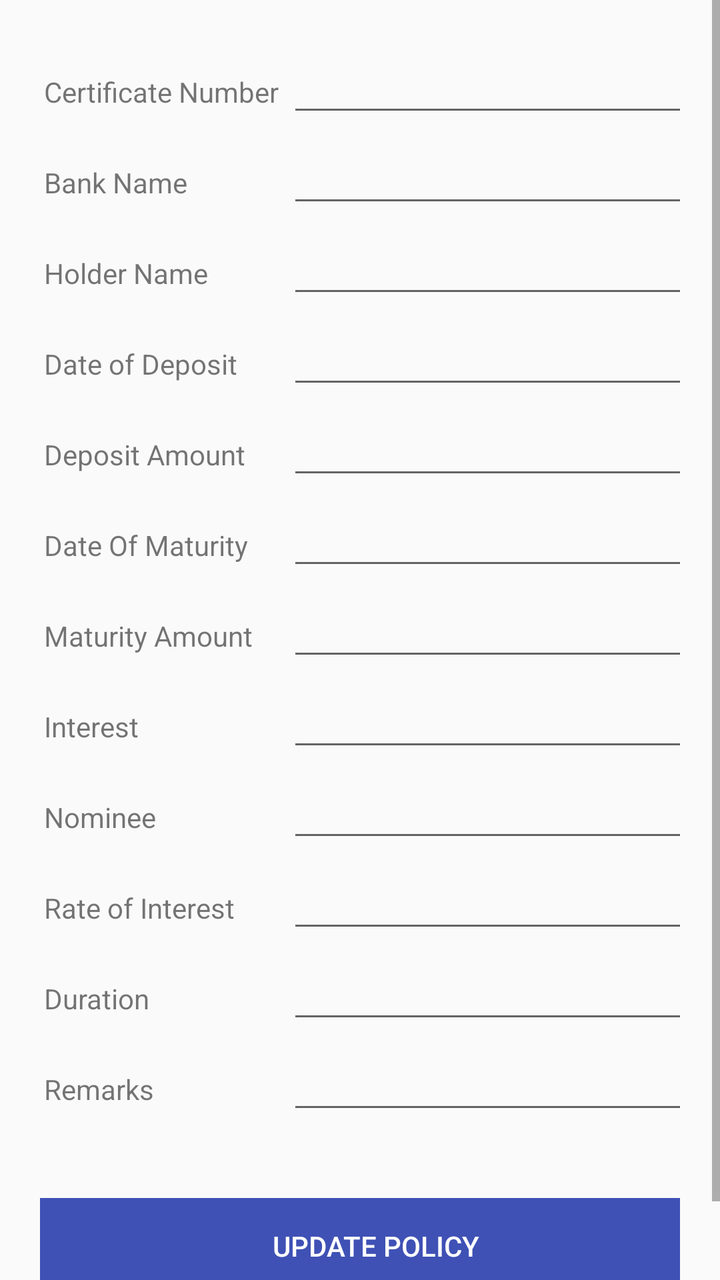
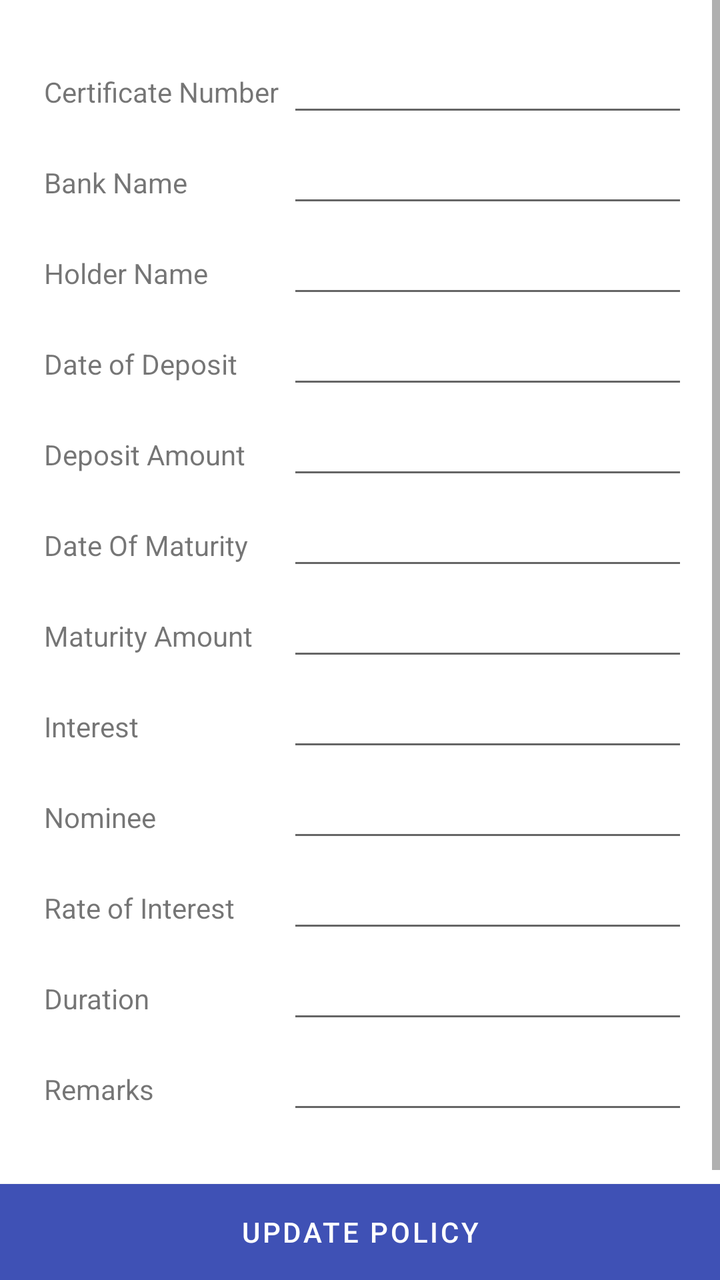

An Android layout rendered at two revisions. The XML below is the earlier revision; the diff shows what the commit changed to produce the second picture.
<!-- AndroidManifest.xml: application theme AppTheme -->
<!-- res/layout/activity_edit_policy.xml -->
<?xml version="1.0" encoding="utf-8"?>

<RelativeLayout xmlns:android="http://schemas.android.com/apk/res/android"
    android:layout_width="match_parent"
    android:layout_height="match_parent"
    android:fitsSystemWindows="true">

    <ScrollView
        android:layout_width="match_parent"
        android:layout_height="match_parent">

        <TableLayout
            android:layout_width="wrap_content"
            android:layout_height="wrap_content"
            android:layout_alignParentTop="true"
            android:layout_centerHorizontal="true"
            android:layout_margin="20dp">

            <TableRow
                android:layout_width="match_parent"
                android:layout_height="match_parent"
                android:visibility="visible">


                <TextView

                    android:layout_width="wrap_content"
                    android:layout_height="wrap_content"
                    android:layout_margin="2dp"
                    android:text="Certificate Number"
                    android:visibility="visible" />

                <EditText
                    android:id="@+id/certificateNumber"
                    android:layout_width="wrap_content"
                    android:layout_height="wrap_content"
                    android:layout_margin="2dp"
                    android:ems="10"
                    android:inputType="textPersonName"
                    android:visibility="visible" />

            </TableRow>

            <TableRow
                android:layout_width="match_parent"
                android:layout_height="match_parent"
                android:visibility="visible">


                <TextView

                    android:layout_width="wrap_content"
                    android:layout_height="wrap_content"
                    android:layout_margin="2dp"
                    android:text="Bank Name"
                    android:visibility="visible" />

                <EditText
                    android:id="@+id/bankName"
                    android:layout_width="wrap_content"
                    android:layout_height="wrap_content"
                    android:layout_margin="2dp"
                    android:ems="10"
                    android:inputType="textPersonName"
                    android:visibility="visible" />

            </TableRow>

            <TableRow
                android:layout_width="match_parent"
                android:layout_height="match_parent"
                android:visibility="visible">


                <TextView
                    android:id="@+id/asdasd"
                    android:layout_width="wrap_content"
                    android:layout_height="wrap_content"
                    android:layout_margin="2dp"
                    android:text="Holder Name" />

                <EditText
                    android:id="@+id/holder"
                    android:layout_width="wrap_content"
                    android:layout_height="wrap_content"
                    android:layout_margin="2dp"
                    android:ems="10"
                    android:inputType="textPersonName" />

            </TableRow>

            <TableRow
                android:layout_width="match_parent"
                android:layout_height="match_parent"
                android:visibility="visible">


                <TextView
                    android:id="@+id/gfsgfg"
                    android:layout_width="wrap_content"
                    android:layout_height="wrap_content"
                    android:layout_margin="2dp"
                    android:text="Date of Deposit" />

                <EditText
                    android:id="@+id/dateOfDeposit"
                    android:layout_width="wrap_content"
                    android:layout_height="wrap_content"
                    android:layout_margin="2dp"
                    android:ems="10"
                    android:focusable="false"
                    android:inputType="textPersonName" />

            </TableRow>

            <TableRow
                android:layout_width="match_parent"
                android:layout_height="match_parent"
                android:visibility="visible">


                <TextView

                    android:layout_width="wrap_content"
                    android:layout_height="wrap_content"
                    android:layout_margin="2dp"
                    android:text="Deposit Amount" />

                <EditText
                    android:id="@+id/depositAmount"
                    android:layout_width="wrap_content"
                    android:layout_height="wrap_content"
                    android:layout_margin="2dp"
                    android:ems="10"
                    android:inputType="number" />

            </TableRow>

            <TableRow
                android:layout_width="match_parent"
                android:layout_height="match_parent">


                <TextView

                    android:layout_width="wrap_content"
                    android:layout_height="wrap_content"
                    android:layout_margin="2dp"
                    android:text="Date Of Maturity" />

                <EditText
                    android:id="@+id/dateOfMaturity"
                    android:layout_width="wrap_content"
                    android:layout_height="wrap_content"
                    android:layout_margin="2dp"
                    android:ems="10"
                    android:focusable="false"
                    android:inputType="textPersonName" />

            </TableRow>

            <TableRow
                android:layout_width="match_parent"
                android:layout_height="match_parent">


                <TextView

                    android:layout_width="wrap_content"
                    android:layout_height="wrap_content"
                    android:layout_margin="2dp"
                    android:text="Maturity Amount" />

                <EditText
                    android:id="@+id/maturityAmount"
                    android:layout_width="wrap_content"
                    android:layout_height="wrap_content"
                    android:layout_margin="2dp"
                    android:ems="10"
                    android:inputType="number" />

            </TableRow>

            <TableRow
                android:layout_width="match_parent"
                android:layout_height="match_parent">


                <TextView

                    android:layout_width="wrap_content"
                    android:layout_height="wrap_content"
                    android:layout_margin="2dp"
                    android:text="Interest" />

                <EditText
                    android:id="@+id/interest"
                    android:layout_width="wrap_content"
                    android:layout_height="wrap_content"
                    android:layout_margin="2dp"
                    android:ems="10"
                    android:inputType="number" />

            </TableRow>

            <TableRow
                android:layout_width="match_parent"
                android:layout_height="match_parent">


                <TextView

                    android:layout_width="wrap_content"
                    android:layout_height="wrap_content"
                    android:layout_margin="2dp"
                    android:text="Nominee" />

                <EditText
                    android:id="@+id/nominee"
                    android:layout_width="wrap_content"
                    android:layout_height="wrap_content"
                    android:layout_margin="2dp"
                    android:ems="10"
                    android:inputType="textPersonName" />

            </TableRow>

            <TableRow
                android:layout_width="match_parent"
                android:layout_height="match_parent">


                <TextView

                    android:layout_width="wrap_content"
                    android:layout_height="wrap_content"
                    android:layout_margin="2dp"
                    android:text="Rate of Interest" />

                <EditText
                    android:id="@+id/rateOfInterest"
                    android:layout_width="wrap_content"
                    android:layout_height="wrap_content"
                    android:layout_margin="2dp"
                    android:ems="10"
                    android:inputType="numberDecimal" />

            </TableRow>

            <TableRow
                android:layout_width="match_parent"
                android:layout_height="match_parent">


                <TextView

                    android:layout_width="wrap_content"
                    android:layout_height="wrap_content"
                    android:layout_margin="2dp"
                    android:text="Duration" />

                <EditText
                    android:id="@+id/durationInt"
                    android:layout_width="wrap_content"
                    android:layout_height="wrap_content"
                    android:layout_margin="2dp"
                    android:ems="10"
                    android:inputType="numberDecimal" />

            </TableRow>

            <TableRow
                android:layout_width="match_parent"
                android:layout_height="match_parent"
                android:layout_marginBottom="35dp">


                <TextView

                    android:layout_width="wrap_content"
                    android:layout_height="wrap_content"
                    android:layout_margin="2dp"
                    android:text="Remarks" />

                <EditText
                    android:id="@+id/remarks"
                    android:layout_width="wrap_content"
                    android:layout_height="wrap_content"
                    android:layout_margin="2dp"
                    android:ems="10"
                    android:inputType="textPersonName" />

            </TableRow>

            <TableRow
                android:layout_width="match_parent"
                android:layout_height="match_parent"
                android:layout_marginBottom="35dp">

                <Button
                    android:id="@+id/save"
                    android:layout_width="match_parent"
                    android:layout_height="wrap_content"
                    android:layout_alignParentBottom="true"
                    android:layout_alignParentStart="true"
                    android:layout_span="2"
                    android:textColor="#FFF"
                    android:background="@color/colorPrimary"
                    android:text="Update Policy" />

            </TableRow>



        </TableLayout>

    </ScrollView>

    <ProgressBar
        android:id="@+id/progressBar"
        style="?android:attr/progressBarStyleLarge"
        android:layout_width="wrap_content"
        android:layout_height="wrap_content"
        android:layout_centerInParent="true"
        android:visibility="gone" />

</RelativeLayout>
<!-- resources referenced by this layout -->
<resources>
  <color name="colorPrimary">#3F51B5</color>
  <style name="AppTheme" parent="Theme.AppCompat.Light.DarkActionBar">
          <item name="colorPrimary">@color/colorPrimary</item>
          <item name="colorPrimaryDark">@color/colorPrimaryDark</item>
          <item name="colorAccent">@color/colorAccent</item>
      </style>
  <color name="colorPrimaryDark">#303F9F</color>
  <color name="colorAccent">#3F51B5</color>
</resources>

<!-- the commit's change to res/layout/activity_edit_policy.xml (unified diff, before → after) -->
@@ -1,19 +1,23 @@
 <?xml version="1.0" encoding="utf-8"?>
 
-<RelativeLayout xmlns:android="http://schemas.android.com/apk/res/android"
+<LinearLayout xmlns:android="http://schemas.android.com/apk/res/android"
+    xmlns:tools="http://schemas.android.com/tools"
+    android:id="@+id/main"
     android:layout_width="match_parent"
     android:layout_height="match_parent"
-    android:fitsSystemWindows="true">
+    android:orientation="vertical"
+    android:fitsSystemWindows="true"
+    tools:context=".EditPolicy">
 
     <ScrollView
         android:layout_width="match_parent"
-        android:layout_height="match_parent">
+        android:layout_height="0dp"
+        android:layout_weight="1">
 
         <TableLayout
             android:layout_width="wrap_content"
             android:layout_height="wrap_content"
-            android:layout_alignParentTop="true"
-            android:layout_centerHorizontal="true"
+            android:layout_gravity="center_horizontal"
             android:layout_margin="20dp">
 
             <TableRow
@@ -292,36 +296,24 @@
 
             </TableRow>
 
-            <TableRow
-                android:layout_width="match_parent"
-                android:layout_height="match_parent"
-                android:layout_marginBottom="35dp">
-
-                <Button
-                    android:id="@+id/save"
-                    android:layout_width="match_parent"
-                    android:layout_height="wrap_content"
-                    android:layout_alignParentBottom="true"
-                    android:layout_alignParentStart="true"
-                    android:layout_span="2"
-                    android:textColor="#FFF"
-                    android:background="@color/colorPrimary"
-                    android:text="Update Policy" />
-
-            </TableRow>
-
-
-
         </TableLayout>
 
     </ScrollView>
+
+    <Button
+        android:id="@+id/save"
+        android:layout_width="match_parent"
+        android:layout_height="wrap_content"
+        android:textColor="#FFF"
+        android:background="@color/colorPrimary"
+        android:text="Update Policy" />
 
     <ProgressBar
         android:id="@+id/progressBar"
         style="?android:attr/progressBarStyleLarge"
         android:layout_width="wrap_content"
         android:layout_height="wrap_content"
-        android:layout_centerInParent="true"
+        android:layout_gravity="center"
         android:visibility="gone" />
 
-</RelativeLayout>
+</LinearLayout>
<!-- resource entries referenced after the edit -->
@@ -1,12 +1,17 @@
 <!-- resources referenced by this layout -->
 <resources>
   <color name="colorPrimary">#3F51B5</color>
-  <style name="AppTheme" parent="Theme.AppCompat.Light.DarkActionBar">
+  <style name="AppTheme" parent="Theme.MaterialComponents.Light.DarkActionBar">
           <item name="colorPrimary">@color/colorPrimary</item>
-          <item name="colorPrimaryDark">@color/colorPrimaryDark</item>
-          <item name="colorAccent">@color/colorAccent</item>
+          <item name="colorPrimaryVariant">@color/colorPrimaryDark</item>
+          <item name="colorOnPrimary">@color/white</item>
+          <item name="colorSecondary">@color/colorAccent</item>
+          <item name="colorSecondaryVariant">@color/colorPrimaryDark</item>
+          <item name="colorOnSecondary">@color/white</item>
+          <item name="android:statusBarColor">?attr/colorPrimaryVariant</item>
       </style>
   <color name="colorPrimaryDark">#303F9F</color>
+  <color name="white">#FFFFFFFF</color>
   <color name="colorAccent">#3F51B5</color>
 </resources>
 
